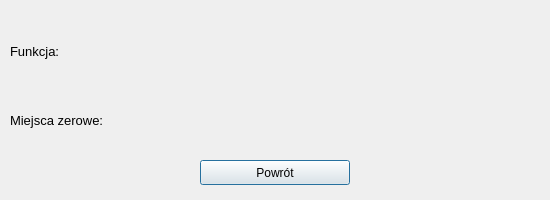
Old version of the form wynMiejscaZerowe.ui in the repository oxfrd/-WUT-Calc_InPython.
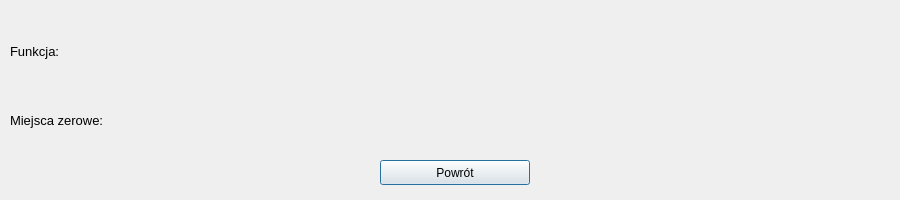
New version of the form.

Patch:
```diff
--- a/wynMiejscaZerowe.ui
+++ b/wynMiejscaZerowe.ui
@@ -6,7 +6,7 @@
    <rect>
     <x>0</x>
     <y>0</y>
-    <width>550</width>
+    <width>900</width>
     <height>200</height>
    </rect>
   </property>
@@ -18,7 +18,7 @@
   </property>
   <property name="maximumSize">
    <size>
-    <width>550</width>
+    <width>900</width>
     <height>200</height>
    </size>
   </property>
@@ -65,9 +65,9 @@
   <widget class="QWidget" name="verticalLayoutWidget_2">
    <property name="geometry">
     <rect>
-     <x>110</x>
+     <x>150</x>
      <y>20</y>
-     <width>421</width>
+     <width>731</width>
      <height>131</height>
     </rect>
    </property>
@@ -91,7 +91,7 @@
   <widget class="QPushButton" name="pushButton">
    <property name="geometry">
     <rect>
-     <x>200</x>
+     <x>380</x>
      <y>160</y>
      <width>150</width>
      <height>25</height>
```
Left out of the diff: 4 changed lines with no effect on the pictures.
